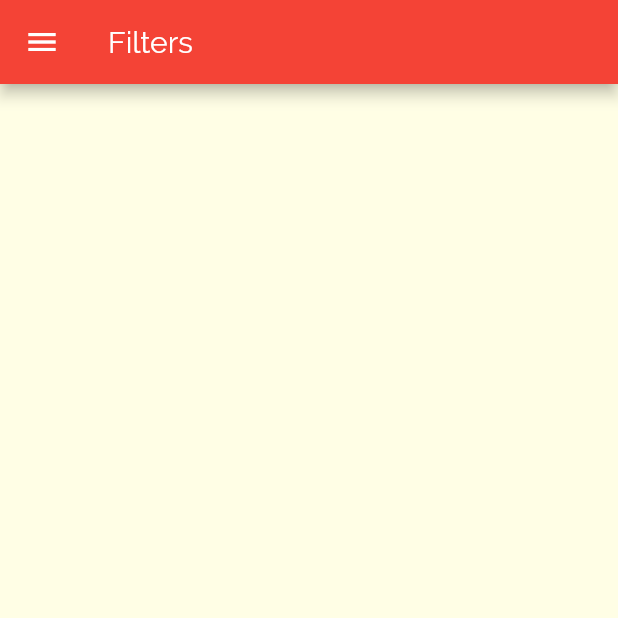
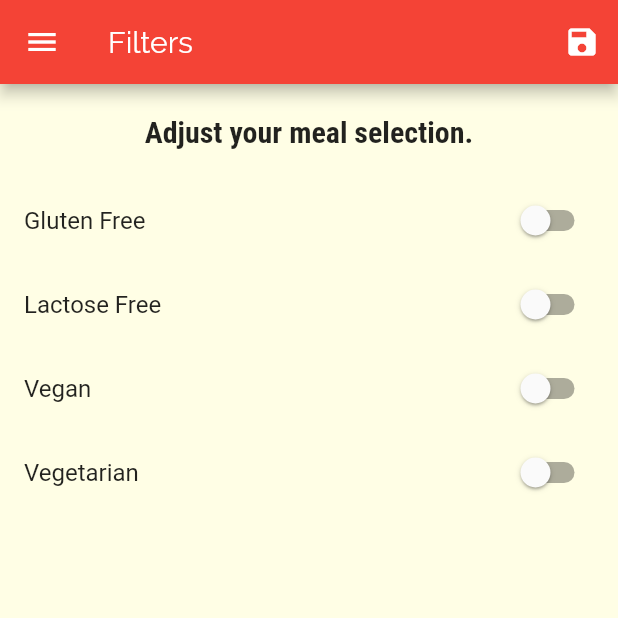
Before and after one commit to JCFowler/meals-app, a Flutter app: the FiltersScreen screen opened by its route, on a phone screen of 412 x 824 dp, the top half of it. Run offline on Flutter 3.47's test engine with Material 2 defaults, Android fonts, the phone set to English and light mode, and no system bars.

Commit message:
finished project

```diff
--- a/lib/main.dart
+++ b/lib/main.dart
@@ -1,6 +1,9 @@
 import 'package:flutter/material.dart';
 
+import 'dummy_data.dart';
+import 'models/meal.dart';
 import 'models/category.dart';
+import 'models/filter_model.dart';
 import 'screens/filters_screen.dart';
 import 'screens/tabs_screen.dart';
 import 'screens/meal_detail_screen.dart';
@@ -10,8 +13,66 @@ void main() {
   runApp(MyApp());
 }
 
-class MyApp extends StatelessWidget {
+class MyApp extends StatefulWidget {
   // This widget is the root of your application.
+  @override
+  _MyAppState createState() => _MyAppState();
+}
+
+class _MyAppState extends State<MyApp> {
+  var filters = Filter(
+    isGlutenFree: false,
+    isLactoseFree: false,
+    isVegan: false,
+    isVegetarian: false,
+  );
+
+  List<Meal> _avaliableMeals = DUMMY_MEALS;
+  List<Meal> _favoriteMeals = [];
+
+  void _setFilters(Filter filter) {
+    setState(() {
+      filters = filter;
+
+      _avaliableMeals = DUMMY_MEALS.where((meal) {
+        if (filters.isGlutenFree && !meal.isGlutenFree) {
+          return false;
+        }
+        if (filters.isLactoseFree && !meal.isLactoseFree) {
+          return false;
+        }
+        if (filters.isVegan && !meal.isVegan) {
+          return false;
+        }
+        if (filters.isVegetarian && !meal.isVegetarian) {
+          return false;
+        }
+        return true;
+      }).toList();
+    });
+  }
+
+  void _toggleFavorites(String mealId) {
+    var existingIndex =
+        _favoriteMeals.indexWhere((element) => element.id == mealId);
+
+    if (existingIndex != -1) {
+      setState(() {
+        _favoriteMeals.removeAt(existingIndex);
+      });
+    } else {
+      setState(() {
+        _favoriteMeals.add(
+          DUMMY_MEALS.firstWhere((element) => element.id == mealId),
+        );
+      });
+    }
+  }
+
+  bool isMealFavorite(String mealId) {
+    return _favoriteMeals.any((element) => element.id == mealId);
+  }
+
   @override
   Widget build(BuildContext context) {
     return MaterialApp(
@@ -40,16 +101,19 @@ class MyApp extends StatelessWidget {
           final args = settings.arguments as Category;
           return MaterialPageRoute(
             builder: (context) {
-              return CategoryMealsScreen(args);
+              return CategoryMealsScreen(args, _avaliableMeals);
             },
           );
         }
       },
       routes: {
-        '/': (ctx) => TabsScreen(),
+        '/': (ctx) => TabsScreen(_favoriteMeals),
         // '/category_meals': (ctx) => CategoryMealsScreen(),
-        '/meal_detail': (ctx) => MealDetailScreen(),
-        '/filters': (ctx) => FiltersScreen()
+        '/meal_detail': (ctx) => MealDetailScreen(
+              _toggleFavorites,
+              isMealFavorite,
+            ),
+        '/filters': (ctx) => FiltersScreen(filters, _setFilters)
       },
     );
   }
--- /dev/null
+++ b/lib/models/filter_model.dart
@@ -0,0 +1,13 @@
+class Filter {
+  bool isGlutenFree;
+  bool isLactoseFree;
+  bool isVegan;
+  bool isVegetarian;
+
+  Filter({
+    required this.isGlutenFree,
+    required this.isLactoseFree,
+    required this.isVegan,
+    required this.isVegetarian,
+  });
+}
--- a/lib/screens/filters_screen.dart
+++ b/lib/screens/filters_screen.dart
@@ -1,16 +1,94 @@
 import 'package:flutter/material.dart';
 
+import '../models/filter_model.dart';
 import '../widgets/main_drawer.dart';
 
-class FiltersScreen extends StatelessWidget {
+class FiltersScreen extends StatefulWidget {
+  final Filter initalFilters;
+  final Function(Filter filter) setFilters;
+
+  FiltersScreen(this.initalFilters, this.setFilters);
+
+  @override
+  _FiltersScreenState createState() => _FiltersScreenState();
+}
+
+class _FiltersScreenState extends State<FiltersScreen> {
+  Widget _buildSwitches(
+      String title, bool currentValue, Function(bool val) updateValue) {
+    return SwitchListTile.adaptive(
+      title: Text(title),
+      value: currentValue,
+      onChanged: updateValue,
+    );
+  }
+
   @override
   Widget build(BuildContext context) {
     return Scaffold(
       appBar: AppBar(
         title: Text('Filters'),
+        actions: [
+          IconButton(
+              onPressed: () {
+                widget.setFilters(widget.initalFilters);
+              },
+              icon: Icon(Icons.save)),
+        ],
       ),
       drawer: MainDrawer(),
-      body: Container(),
+      body: Column(
+        children: [
+          Container(
+            padding: const EdgeInsets.all(20),
+            child: Text(
+              'Adjust your meal selection.',
+              style: Theme.of(context).textTheme.headline6,
+            ),
+          ),
+          Expanded(
+              child: ListView(
+            children: [
+              _buildSwitches(
+                'Gluten Free',
+                widget.initalFilters.isGlutenFree,
+                (bool value) {
+                  setState(() {
+                    widget.initalFilters.isGlutenFree = value;
+                  });
+                },
+              ),
+              _buildSwitches(
+                'Lactose Free',
+                widget.initalFilters.isLactoseFree,
+                (bool value) {
+                  setState(() {
+                    widget.initalFilters.isLactoseFree = value;
+                  });
+                },
+              ),
+              _buildSwitches(
+                'Vegan',
+                widget.initalFilters.isVegan,
+                (bool value) {
+                  setState(() {
+                    widget.initalFilters.isVegan = value;
+                  });
+                },
+              ),
+              _buildSwitches(
+                'Vegetarian',
+                widget.initalFilters.isVegetarian,
+                (bool value) {
+                  setState(() {
+                    widget.initalFilters.isVegetarian = value;
+                  });
+                },
+              ),
+            ],
+          ))
+        ],
+      ),
     );
   }
 }
--- a/lib/screens/meal_detail_screen.dart
+++ b/lib/screens/meal_detail_screen.dart
@@ -3,6 +3,11 @@ import 'package:flutter/material.dart';
 import '../models/meal.dart';
 
 class MealDetailScreen extends StatelessWidget {
+  final Function(String mealId) toggleFavorites;
+  final Function isFavorite;
+
+  MealDetailScreen(this.toggleFavorites, this.isFavorite);
+
   Widget _buildSectionTitle(String title, BuildContext context) {
     return Container(
       padding: const EdgeInsets.all(10),
@@ -105,9 +110,9 @@ class MealDetailScreen extends StatelessWidget {
         ),
       ),
       floatingActionButton: FloatingActionButton(
-        child: Icon(Icons.delete),
+        child: isFavorite(meal.id) ? Icon(Icons.star) : Icon(Icons.star_border),
         onPressed: () {
-          Navigator.of(context).pop(meal.id);
+          toggleFavorites(meal.id);
         },
       ),
     );
```
Also changed, not shown: lib/screens/category_meals_screen.dart (+4 -10 lines), lib/screens/favorite_screen.dart (+22 -1 lines), lib/screens/tabs_screen.dart (+21 -10 lines), lib/widgets/meal_item.dart (+1 -6 lines).
